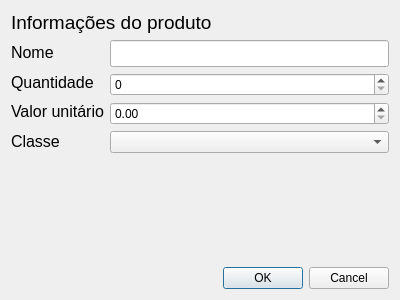
Before: the Qt Designer form SisCompra/dialogeditarproduto.ui in saraivaufc/ListaDeCompras, drawn with Qt 5.
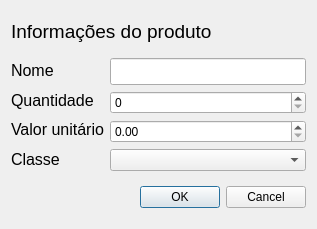
After: the same form once the commit is applied.

```diff
--- a/SisCompra/dialogeditarproduto.ui
+++ b/SisCompra/dialogeditarproduto.ui
@@ -6,14 +6,14 @@
    <rect>
     <x>0</x>
     <y>0</y>
-    <width>400</width>
-    <height>300</height>
+    <width>317</width>
+    <height>229</height>
    </rect>
   </property>
   <property name="windowTitle">
    <string>Dialog</string>
   </property>
-  <layout class="QVBoxLayout" name="verticalLayout_3" stretch="1,5,5,1">
+  <layout class="QVBoxLayout" name="verticalLayout_3" stretch="1,5,1">
    <item>
     <widget class="QLabel" name="label_4">
      <property name="font">
@@ -106,19 +106,6 @@
      </item>
     </layout>
    </item>
-   <item>
-    <spacer name="verticalSpacer">
-     <property name="orientation">
-      <enum>Qt::Vertical</enum>
-     </property>
-     <property name="sizeHint" stdset="0">
-      <size>
-       <width>20</width>
-       <height>40</height>
-      </size>
-     </property>
-    </spacer>
-   </item>
    <item>
     <widget class="QDialogButtonBox" name="buttonBox">
      <property name="sizePolicy">
```
